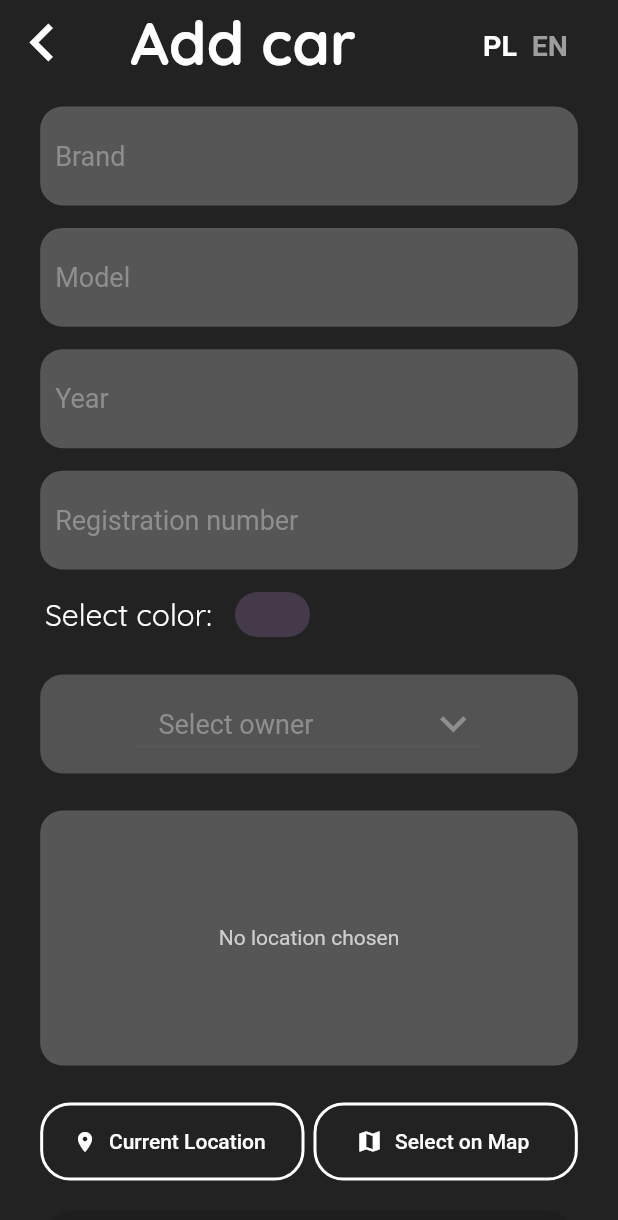
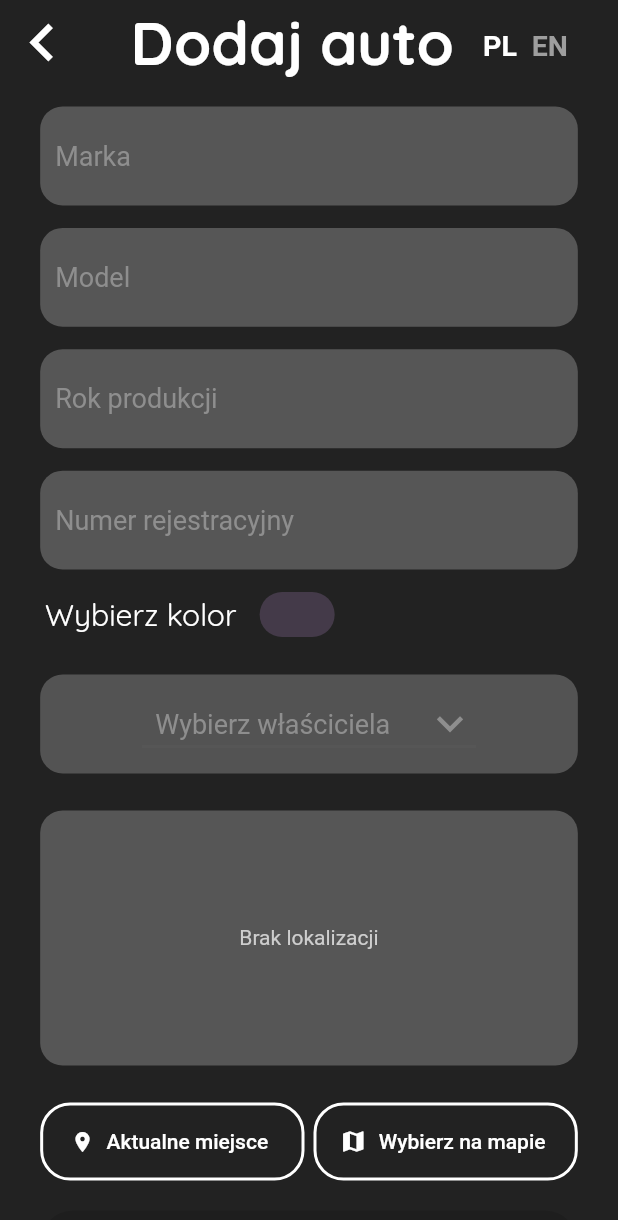
Before and after one commit to Ringlex/cars, a Flutter app: the AddCar screen opened directly, on a phone screen of 412 x 824 dp. Shown: the top 1220 px of the screen. Run offline on Flutter 3.47's test engine with Material 2 defaults, Android fonts, the phone set to English and light mode, and no system bars; our stand-ins replace flutter_colorpicker, google_fonts, google_maps_flutter, location; network calls fail.

Commit message:
Changing text with switch language

```diff
--- a/lib/screens/add_car.dart
+++ b/lib/screens/add_car.dart
@@ -1,8 +1,10 @@
 
+import 'package:cars/providers/cars.dart';
 import 'package:cars/widgets/language_switch.dart';
 import 'package:cars/widgets/text_fields.dart';
 import 'package:flutter/material.dart';
 import 'package:google_fonts/google_fonts.dart';
+import 'package:provider/provider.dart';
 
 class AddCar extends StatefulWidget {
 
@@ -15,6 +17,7 @@ class _AddCarState extends State<AddCar> {
 
   @override
   Widget build(BuildContext context) {
+    final isEng = Provider.of<Cars>(context,).isEng;
     return Scaffold(
       backgroundColor: Color(0xFF222222),
       appBar: AppBar(
@@ -32,8 +35,8 @@ class _AddCarState extends State<AddCar> {
         ),
         title: Padding(
           padding: const EdgeInsets.only(left: 15.0),
-          child: Text(
-            'Add car',
+          child: Text( isEng ?
+            'Add car' : "Dodaj auto",
             style: GoogleFonts.quicksand(
               fontSize: 40,
               color: Colors.white,
--- a/lib/screens/car_item_detail.dart
+++ b/lib/screens/car_item_detail.dart
@@ -49,7 +49,7 @@ class _CarItemDetailState extends State<CarItemDetail> {
 
   @override
   Widget build(BuildContext context) {
-
+    final isEng = Provider.of<Cars>(context,).isEng;
     return Scaffold(
       backgroundColor: Color(0xFF222222),
       appBar: AppBar(
@@ -85,8 +85,8 @@ class _CarItemDetailState extends State<CarItemDetail> {
               //border: Border.all(width: 0, color: Colors.grey),
             ),
             child: _previewImageUrl == null
-                ? Text(
-                    'No Location Available',
+                ? Text(isEng ?
+                    'No Location Available' : 'Brak lokalizacji',
                     textAlign: TextAlign.center,
                     style: TextStyle(color: Colors.black),
                   )
@@ -124,8 +124,8 @@ class _CarItemDetailState extends State<CarItemDetail> {
               padding: const EdgeInsets.only(left: 20.0),
               child: Row(
                 children: [
-                  Text(
-                    'Owner: ',
+                  Text(isEng ?
+                    'Owner: ' : 'Właściciel: ',
                     style: TextStyle(
                       color: Colors.white,
                       fontSize: 22,
@@ -146,8 +146,8 @@ class _CarItemDetailState extends State<CarItemDetail> {
               child: Row(
                 children: [
 
-                  Text(
-                    'Brand: ',
+                  Text(isEng ?
+                    'Brand: ' : 'Marka: ',
                     style: TextStyle(
                       color: Colors.white,
                       fontSize: 22,
@@ -188,8 +188,8 @@ class _CarItemDetailState extends State<CarItemDetail> {
               padding: const EdgeInsets.only(left: 20.0),
               child: Row(
                 children: [
-                  Text(
-                    'Year of production: ',
+                  Text(isEng ?
+                    'Year of production: ' : 'Rok produkcji: ',
                     style: TextStyle(
                       color: Colors.white,
                       fontSize: 22,
--- a/lib/widgets/list_car_item.dart
+++ b/lib/widgets/list_car_item.dart
@@ -1,5 +1,7 @@
+import 'package:cars/providers/cars.dart';
 import 'package:flutter/material.dart';
 import 'package:google_fonts/google_fonts.dart';
+import 'package:provider/provider.dart';
 
 class ListCarItem extends StatelessWidget {
   final String id;
@@ -26,6 +28,7 @@ class ListCarItem extends StatelessWidget {
 
   @override
   Widget build(BuildContext context) {
+    final isEng = Provider.of<Cars>(context,).isEng;
     return Padding(
       padding: const EdgeInsets.only(top: 20.0),
       child: Container(
@@ -124,8 +127,8 @@ class ListCarItem extends StatelessWidget {
                           ),
                           SizedBox(height: 5,),
                           Row(children: [
-                            Text(
-                                'Registration num.: ',
+                            Text(isEng ?
+                                'Registration num.: ' : 'Nr rejestracyjny: ',
                                 style: GoogleFonts.quicksand(
                                     color: Colors.white,
                                     fontSize: 18,
--- a/lib/widgets/location_input.dart
+++ b/lib/widgets/location_input.dart
@@ -81,8 +81,8 @@ class _LocationInputState extends State<LocationInput> {
             color:Color(0xFF565656),
           ),
           child: _previewImageUrl == null
-              ? Text(
-                  'No location chosen',
+              ? Text(isEng ?
+                  'No location chosen' : 'Brak lokalizacji',
                   textAlign: TextAlign.center,
                   style: TextStyle(
                     color: Color(0xFFCECECE),
@@ -128,8 +128,8 @@ class _LocationInputState extends State<LocationInput> {
                       size: 16,
                       //Colors.white54,
                     ),
-                    label: Text(
-                      'Current Location',
+                    label: Text(isEng ?
+                      'Current Location' : 'Aktualne miejsce',
                       style: TextStyle(
 
                         color: Colors.white,
@@ -163,8 +163,8 @@ class _LocationInputState extends State<LocationInput> {
                       size: 18,
                       //Colors.white54,
                     ),
-                    label: Text(
-                      'Select on Map',
+                    label: Text(isEng ?
+                      'Select on Map' : 'Wybierz na mapie',
                       style: TextStyle(
                         color: Colors.white,
 
--- a/lib/widgets/text_fields.dart
+++ b/lib/widgets/text_fields.dart
@@ -103,6 +103,7 @@ class _TextFieldsState extends State<TextFields> {
     final peopleList = Provider.of<Cars>(context).people;
     ownerList = owners;
     print(ownerList);
+    final isEng = Provider.of<Cars>(context,).isEng;
 
     return SingleChildScrollView(
       child: Align(
@@ -145,7 +146,7 @@ class _TextFieldsState extends State<TextFields> {
                             color: Colors.transparent,
                           ),
                         ),
-                        hintText: 'Brand',
+                        hintText: isEng ?'Brand' : 'Marka',
                         hintStyle: TextStyle(
                           color: Color(0xFF8E8E8E),
                           fontSize: 18,
@@ -242,7 +243,7 @@ class _TextFieldsState extends State<TextFields> {
                             color: Colors.transparent,
                           ),
                         ),
-                        hintText: 'Year',
+                        hintText: isEng ? 'Year of production' : 'Rok produkcji',
                         hintStyle: TextStyle(
                           color: Color(0xFF8E8E8E),
                           fontSize: 18,
@@ -277,7 +278,7 @@ class _TextFieldsState extends State<TextFields> {
                     validator: validateText,
                     //textAlign: TextAlign.start,
                     cursorColor: Colors.black,
-                    style: TextStyle(color: Colors.black, fontSize: 17),
+                    style: TextStyle(color: Colors.white, fontSize: 17),
                     decoration: InputDecoration(
 
                         //filled: true,
@@ -290,7 +291,7 @@ class _TextFieldsState extends State<TextFields> {
                             color: Colors.transparent,
                           ),
                         ),
-                        hintText: 'Registration number',
+                        hintText: isEng ? 'Registration number' : 'Numer rejestracyjny',
                         hintStyle: TextStyle(
                           color: Color(0xFF8E8E8E),
                           fontSize: 18,
@@ -308,7 +309,7 @@ class _TextFieldsState extends State<TextFields> {
               child: Row(
                 children: [
                   Text(
-                    'Select color: ',
+                    isEng ? 'Select color: ' : 'Wybierz kolor ',
                     style: GoogleFonts.quicksand(
                       fontSize: 20,
                       color: Colors.white,
@@ -328,7 +329,7 @@ class _TextFieldsState extends State<TextFields> {
                                   .split(')')[0]
                                   .replaceAll('ff', '#'));
                               return AlertDialog(
-                                title: const Text('Pick a color!'),
+                                title:  Text(isEng ? 'Pick a color!': 'Wybierz kolor'),
                                 content: SingleChildScrollView(
                                   child: ColorPicker(
                                     pickerColor: pickerColor,
@@ -339,7 +340,7 @@ class _TextFieldsState extends State<TextFields> {
                                 ),
                                 actions: <Widget>[
                                   FlatButton(
-                                    child: const Text('Got it'),
+                                    child:  Text(isEng ? 'Got it' : 'Mam to'),
                                     onPressed: () {
                                       setState(
                                           () => currentColor = pickerColor);
@@ -393,7 +394,7 @@ class _TextFieldsState extends State<TextFields> {
                       size: 35,
                     ),
                     hint: Text(
-                      '   Select owner                 ',
+                      isEng ? '   Select owner                 ' : '  Wybierz właściciela     ',
                       style: TextStyle(
                         fontSize: 18,
                         color: Color(0xFF8E8E8E),
@@ -463,8 +464,8 @@ class _TextFieldsState extends State<TextFields> {
                           idOwner = peopleList[data].id.toString();
                         _addCar().then((value) {
                           ScaffoldMessenger.of(context).showSnackBar(
-                            const SnackBar(
-                              content: Text('Car has beed added!'),
+                             SnackBar(
+                              content: Text(isEng ? 'Car has beed added!' : 'Samochód został dodany!'),
                             ),
                           );
                         }); //Addres field mus be passed as argument!!!
@@ -472,7 +473,7 @@ class _TextFieldsState extends State<TextFields> {
                 child: isLoading
                     ? CircularProgressIndicator()
                     : Text(
-                        'Add car',
+                        isEng ? 'Add car' : 'Dodaj auto',
                         style: TextStyle(
                           color: Colors.white,
                           fontSize: 18,
```
